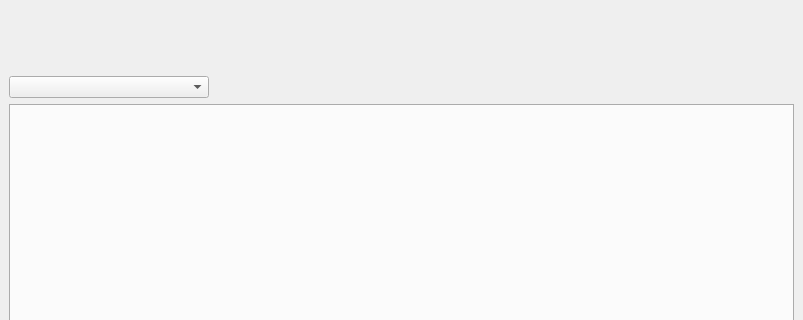
Qt form mainwindow.ui (DonDubstep/Skill_Wheel_DnD) before a commit; both pictures show x 0 to 803 and y 0 to 320 of the 803 by 939 pixel window.
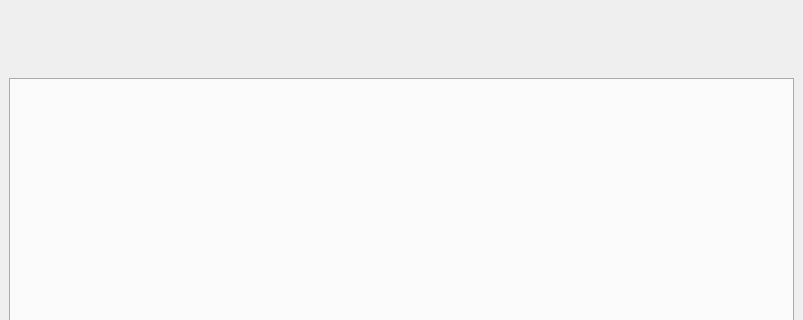
The same form after that commit. Custom widgets are drawn as their Qt base class.

Commit message: Заменил combobox на новый и подключил

```diff
--- a/mainwindow.ui
+++ b/mainwindow.ui
@@ -67,28 +67,6 @@
       </property>
      </widget>
     </item>
-    <item>
-     <widget class="QComboBox" name="combo_pages">
-      <property name="sizePolicy">
-       <sizepolicy hsizetype="Fixed" vsizetype="Maximum">
-        <horstretch>0</horstretch>
-        <verstretch>0</verstretch>
-       </sizepolicy>
-      </property>
-      <property name="minimumSize">
-       <size>
-        <width>200</width>
-        <height>0</height>
-       </size>
-      </property>
-      <property name="maximumSize">
-       <size>
-        <width>200</width>
-        <height>16777215</height>
-       </size>
-      </property>
-     </widget>
-    </item>
     <item>
      <widget class="QTabWidget" name="tabWidget">
       <property name="sizePolicy">
```
Left out of the diff: 2 changed lines with no effect on the pictures. The commit also changes 5 other files.
